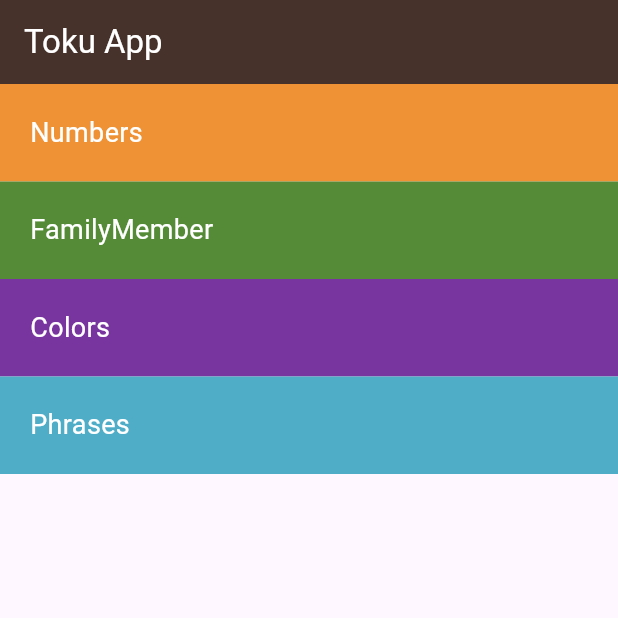
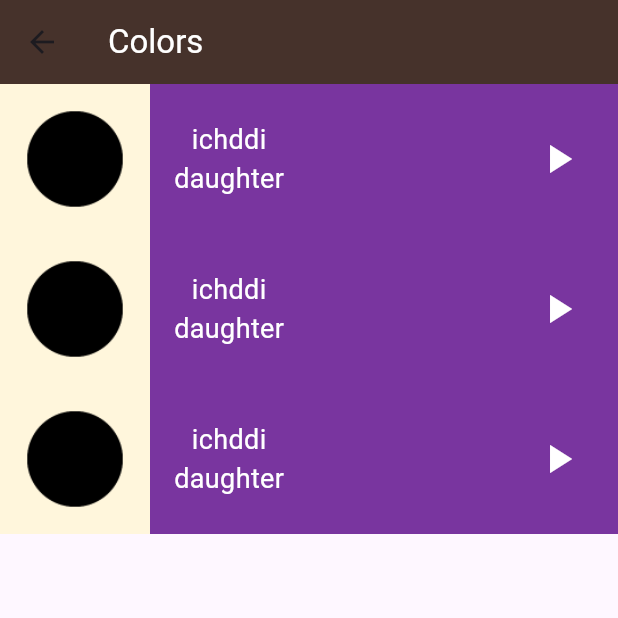
Before and after one commit to mahabdo571/toku_app, a Flutter app: the screen it shows after launch, after a tap on "Colors", on a phone screen of 412 x 824 dp, the top half of it. Run offline on Flutter 3.47's test engine with Material 3 defaults, Android fonts, the phone set to English and light mode, and no system bars; our stand-ins replace audioplayers.

Commit message:
add ColorsPage and integrate navigation from HomePage, including sound assets for colors

```diff
--- /dev/null
+++ b/lib/screens/colors_page.dart
@@ -0,0 +1,47 @@
+import 'package:flutter/material.dart';
+import 'package:toku_app/components/full_item.dart';
+import 'package:toku_app/models/item_model.dart';
+
+class ColorsPage extends StatelessWidget {
+  const ColorsPage({super.key});
+  final List<ItemModel> numbers = const [
+    ItemModel(
+      image: 'assets/images/colors/color_black.png',
+      jpName: 'ichddi',
+      enName: 'daughter',
+      soundPath: 'sounds/colors/black.wav',
+    ),
+    ItemModel(
+      image: 'assets/images/colors/color_black.png',
+      jpName: 'ichddi',
+      enName: 'daughter',
+      soundPath: 'sounds/colors/black.wav',
+    ),
+    ItemModel(
+      image: 'assets/images/colors/color_black.png',
+      jpName: 'ichddi',
+      enName: 'daughter',
+      soundPath: 'sounds/colors/black.wav',
+    ),
+
+  ];
+
+  @override
+  Widget build(BuildContext context) {
+    return Scaffold(
+      appBar: AppBar(
+        backgroundColor: Color(0xff46322b),
+        title: const Text(
+          'Colors',
+          style: TextStyle(color: Colors.white),
+        ),
+      ),
+      body: ListView.builder(
+        itemCount: numbers.length,
+        itemBuilder: (ctx, index) {
+          return FullItem(color: Color(0xff79359f), number: numbers[index]);
+        },
+      ),
+    );
+  }
+}
--- a/lib/screens/home_page.dart
+++ b/lib/screens/home_page.dart
@@ -1,5 +1,6 @@
 import 'package:flutter/material.dart';
 import 'package:toku_app/components/category_item.dart';
+import 'package:toku_app/screens/colors_page.dart';
 import 'package:toku_app/screens/fqmily_members.dart';
 import 'package:toku_app/screens/numbers_page.dart';
 
@@ -47,7 +48,14 @@ class HomePage extends StatelessWidget {
             text: 'Colors',
             color: Color(0xff79359f),
             onTap: () {
-              print('nusmmdm');
+              Navigator.push(
+                context,
+                MaterialPageRoute(
+                  builder: (ctx) {
+                    return ColorsPage();
+                  },
+                ),
+              );
             },
           ),
           Category(
--- a/pubspec.yaml
+++ b/pubspec.yaml
@@ -25,3 +25,4 @@ flutter:
     - assets/sounds/colors/
     - assets/sounds/numbers/
     - assets/sounds/family_members/
+    - assets/sounds/colors/
```
